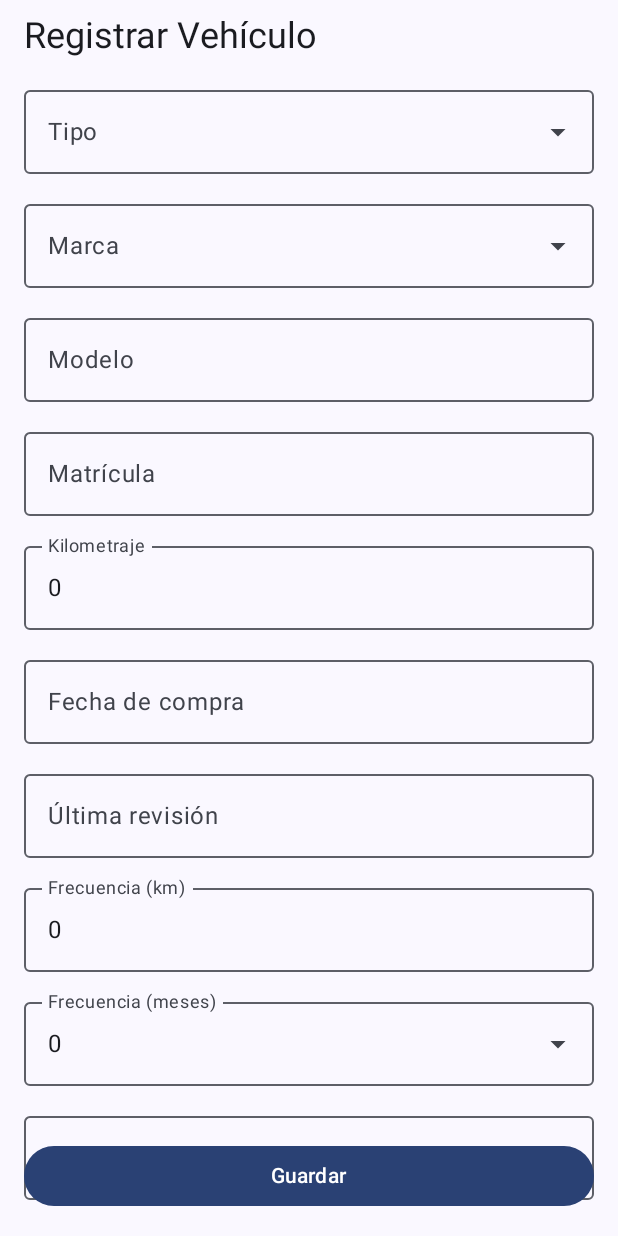
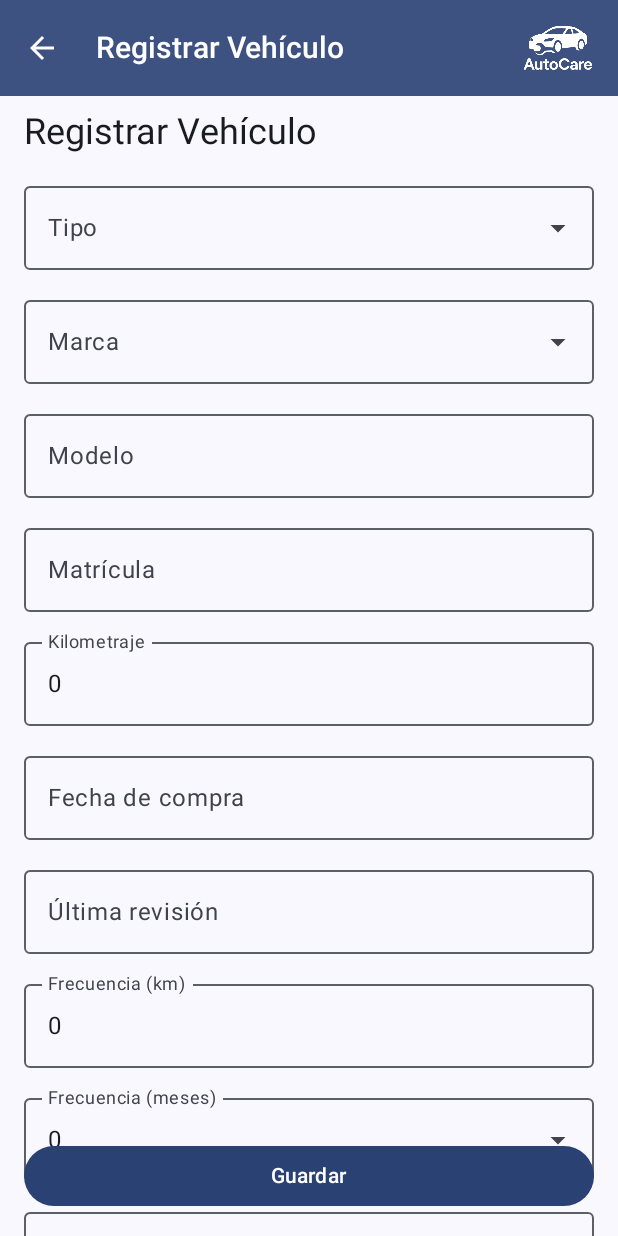
Before and after one commit to Dunkindonuts48/App_Vehiculo, an Android app built with Jetpack Compose: the VehicleFormScreen screen opened through its navigation route, on a phone screen of 412 x 824 dp. Run offline under Robolectric (Android 15) with nearby library versions, the phone set to English and light mode, and no system bars; our stand-ins replace Room's generated code.

Commit message:
Añadir Flechas

```diff
--- a/AutoCare/app/src/main/java/com/example/autocare/sensor/DrivingSessionListScreen.kt
+++ b/AutoCare/app/src/main/java/com/example/autocare/sensor/DrivingSessionListScreen.kt
@@ -23,7 +23,10 @@ fun DrivingSessionListScreen(vehicleId: Int, viewModel: VehicleViewModel, navCon
     val coroutineScope = rememberCoroutineScope()
     Scaffold(
         topBar = {
-            AppHeader("Sesiones de Conducción")
+            AppHeader(
+                title = "Sesiones de Conducción",
+                onBack = { navController.popBackStack() }
+            )
         },
         content = { padding ->
             Column(modifier = Modifier.padding(padding).padding(16.dp).fillMaxSize()) {
--- a/AutoCare/app/src/main/java/com/example/autocare/sensor/SensorTrackingService.kt
+++ b/AutoCare/app/src/main/java/com/example/autocare/sensor/SensorTrackingService.kt
@@ -34,7 +34,7 @@ class SensorTrackingService : Service(), SensorEventListener, LocationListener {
     private lateinit var sensorDataDao: SensorDataDao
     private lateinit var drivingSessionDao: DrivingSessionDao
     private var vehicleId: Int = -1
-    private var speed: Float = 0f
+    private var speed: Float = 0.0f
     private var accel = FloatArray(3)
     private var gyro = FloatArray(3)
     private var sessionStartTime: Long = 0L
--- a/AutoCare/app/src/main/java/com/example/autocare/vehicle/MaintenanceListScreen.kt
+++ b/AutoCare/app/src/main/java/com/example/autocare/vehicle/MaintenanceListScreen.kt
@@ -19,7 +19,10 @@ fun MaintenanceListScreen(vehicleId: Int, viewModel: VehicleViewModel, navContro
 
     Scaffold(
         topBar = {
-            AppHeader("Historial de Mantenimientos")
+            AppHeader(
+            title = "Historial de Mantenimientos",
+            onBack = { navController.popBackStack() }
+            )
         },
         content = { padding ->
             Column(modifier = Modifier.padding(padding).padding(16.dp)) {
--- a/AutoCare/app/src/main/java/com/example/autocare/vehicle/VehicleFormScreen.kt
+++ b/AutoCare/app/src/main/java/com/example/autocare/vehicle/VehicleFormScreen.kt
@@ -13,6 +13,7 @@ import androidx.compose.ui.platform.LocalLayoutDirection
 import androidx.compose.ui.text.input.KeyboardType
 import androidx.compose.ui.unit.dp
 import androidx.navigation.NavHostController
+import com.example.autocare.AppHeader
 import com.example.autocare.util.BrandModelRepository
 import java.util.*
 
@@ -79,6 +80,12 @@ fun VehicleFormScreen(
     var brandExpanded by remember { mutableStateOf(false) }
 
     Scaffold(
+        topBar = {
+            AppHeader(
+                title = if (vehicleId == null) "Registrar Vehículo" else "Editar Vehículo",
+                onBack = { navController.popBackStack("list", false) }
+            )
+        },
         modifier = Modifier.fillMaxSize(),
         contentWindowInsets = WindowInsets.systemBars,
         bottomBar = {
--- a/AutoCare/gradle/libs.versions.toml
+++ b/AutoCare/gradle/libs.versions.toml
@@ -1,5 +1,5 @@
 [versions]
-agp = "8.9.0"
+agp = "8.9.1"
 kotlin = "2.0.21"
 coreKtx = "1.16.0"
 junit = "4.13.2"
```
